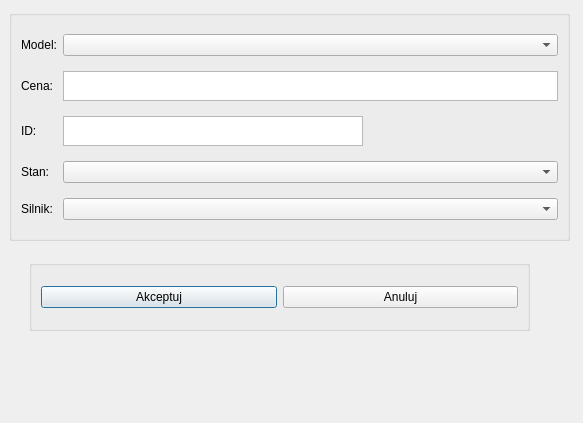
emroczko/CarDealershipManagmentApp, file PROEProjekt2/addmotorcycle.ui: the form before one commit.
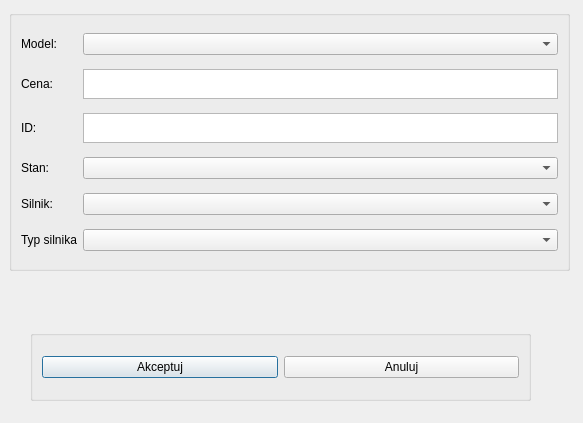
The form after the commit.

```diff
--- a/PROEProjekt2/addmotorcycle.ui
+++ b/PROEProjekt2/addmotorcycle.ui
@@ -19,10 +19,30 @@
      <x>9</x>
      <y>10</y>
      <width>561</width>
-     <height>231</height>
+     <height>261</height>
     </rect>
    </property>
    <layout class="QGridLayout" name="gridLayout">
+    <item row="4" column="1">
+     <widget class="QComboBox" name="Stan_wybierz"/>
+    </item>
+    <item row="0" column="0">
+     <widget class="QLabel" name="Model">
+      <property name="text">
+       <string>Model:</string>
+      </property>
+     </widget>
+    </item>
+    <item row="3" column="1">
+     <widget class="QTextEdit" name="ID_pisz">
+      <property name="maximumSize">
+       <size>
+        <width>500</width>
+        <height>30</height>
+       </size>
+      </property>
+     </widget>
+    </item>
     <item row="3" column="0">
      <widget class="QLabel" name="ID">
       <property name="text">
@@ -40,21 +60,17 @@
     <item row="0" column="1">
      <widget class="QComboBox" name="Model_wybierz"/>
     </item>
-    <item row="4" column="1">
-     <widget class="QComboBox" name="Stan_wybierz"/>
-    </item>
-    <item row="0" column="0">
-     <widget class="QLabel" name="Model">
-      <property name="text">
-       <string>Model:</string>
-      </property>
-     </widget>
-    </item>
     <item row="2" column="1">
      <widget class="QTextEdit" name="Cena_pisz">
+      <property name="minimumSize">
+       <size>
+        <width>100</width>
+        <height>0</height>
+       </size>
+      </property>
       <property name="maximumSize">
        <size>
-        <width>16777215</width>
+        <width>500</width>
         <height>30</height>
        </size>
       </property>
@@ -67,16 +83,6 @@
       </property>
      </widget>
     </item>
-    <item row="3" column="1">
-     <widget class="QTextEdit" name="ID_pisz">
-      <property name="maximumSize">
-       <size>
-        <width>300</width>
-        <height>30</height>
-       </size>
-      </property>
-     </widget>
-    </item>
     <item row="5" column="1">
      <widget class="QComboBox" name="Paliw_wybierz"/>
     </item>
@@ -87,13 +93,30 @@
       </property>
      </widget>
     </item>
+    <item row="6" column="1">
+     <widget class="QComboBox" name="Typ_silnika_wybierz">
+      <property name="maximumSize">
+       <size>
+        <width>500</width>
+        <height>16777215</height>
+       </size>
+      </property>
+     </widget>
+    </item>
+    <item row="6" column="0">
+     <widget class="QLabel" name="Typ_silnika">
+      <property name="text">
+       <string>Typ silnika</string>
+      </property>
+     </widget>
+    </item>
    </layout>
   </widget>
   <widget class="QGroupBox" name="horizontalGroupBox">
    <property name="geometry">
     <rect>
-     <x>29</x>
-     <y>260</y>
+     <x>30</x>
+     <y>330</y>
      <width>501</width>
      <height>71</height>
     </rect>
```
